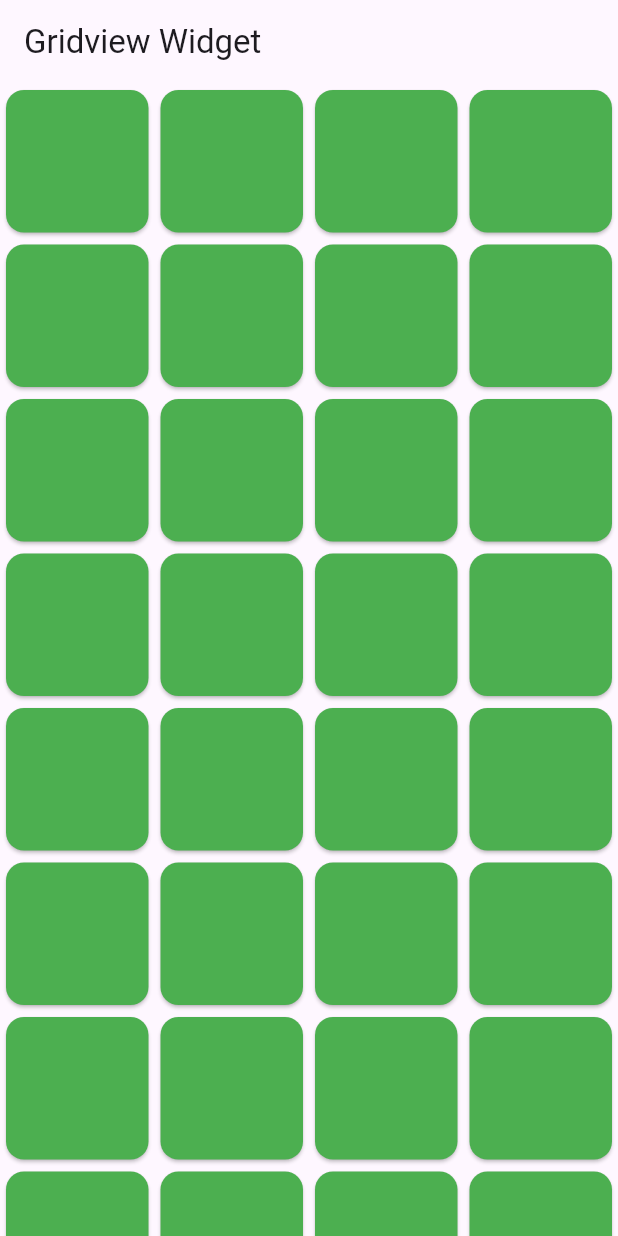
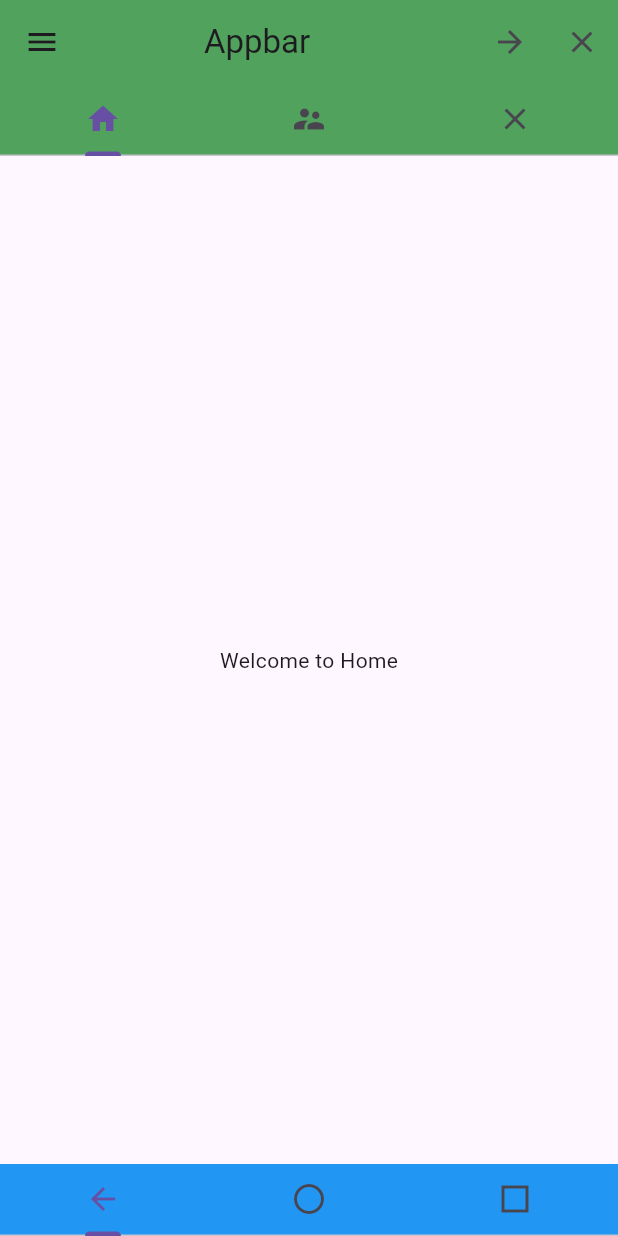
Before and after one commit to mkkm88/FlutterPractice, a Flutter app: the screen it shows after launch, on a phone screen of 412 x 824 dp. Run offline on Flutter 3.47's test engine with Material 3 defaults, Android fonts, the phone set to English and light mode, and no system bars.

Commit message:
Appbar and TabBar Widgets with their properties

```diff
--- a/lib/main.dart
+++ b/lib/main.dart
@@ -11,14 +11,13 @@ class MyApp extends StatefulWidget {
   State<MyApp> createState() => _MyAppState();
 }
 
-class _MyAppState extends State<MyApp> {
-  List<int> items = [];
+class _MyAppState extends State<MyApp> with SingleTickerProviderStateMixin {
+  String mtext = '';
 
+  late TabController _tcontorl;
   @override
   void initState() {
-    for (int i = 0; i < 50; i++) {
-      items.add(i);
-    }
+    _tcontorl = TabController(length: 3, vsync: this);
     super.initState();
   }
 
@@ -28,18 +27,67 @@ class _MyAppState extends State<MyApp> {
       title: 'My Application',
       debugShowCheckedModeBanner: false,
       home: Scaffold(
-        appBar: AppBar(title: Text('Gridview Widget')),
-        body: GridView.builder(
-          itemCount: items.length,
-          gridDelegate: SliverGridDelegateWithFixedCrossAxisCount(
-            crossAxisCount: 4,
+        appBar: AppBar(
+          backgroundColor: Colors.green,
+          title: Text('Appbar'),
+          //centerTitle: true,
+          titleSpacing: 80.0,
+          elevation: 30.0,
+          //toolbarOpacity: 0.5,
+          leading: IconButton(
+            onPressed: () {
+              setState(() {
+                mtext = 'This is menu icon button';
+              });
+            },
+            icon: Icon(Icons.menu),
           ),
-          itemBuilder: (BuildContext context, int index) {
-            return Card(
-              color: Colors.green,
-              child: Padding(padding: EdgeInsetsGeometry.all(20.0)),
-            );
-          },
+          actions: <Widget>[
+            IconButton(
+              onPressed: () {
+                setState(() {
+                  mtext = 'This is arrow icon button';
+                });
+              },
+              icon: Icon(Icons.arrow_forward),
+            ),
+            IconButton(
+              onPressed: () {
+                setState(() {
+                  mtext = 'This is close icon button';
+                });
+              },
+              icon: Icon(Icons.close),
+            ),
+          ],
+          bottom: TabBar(
+            controller: _tcontorl,
+            tabs: <Widget>[
+              Tab(icon: Icon(Icons.home)),
+              Tab(icon: Icon(Icons.supervisor_account)),
+              Tab(icon: Icon(Icons.close)),
+            ],
+          ),
+        ),
+        body: //Center(child: Text(mtext)),
+        TabBarView(
+          controller: _tcontorl,
+          children: <Widget>[
+            Center(child: Text('Welcome to Home')),
+            Center(child: Text('Welcome to User account')),
+            Center(child: Text('Welcome to close page')),
+          ],
+        ),
+        bottomNavigationBar: Material(
+          color: Colors.blue,
+          child: TabBar(
+            controller: _tcontorl,
+            tabs: <Widget>[
+              Tab(icon: Icon(Icons.arrow_back)),
+              Tab(icon: Icon(Icons.circle_outlined)),
+              Tab(icon: Icon(Icons.square_outlined)),
+            ],
+          ),
         ),
       ),
     );
```
